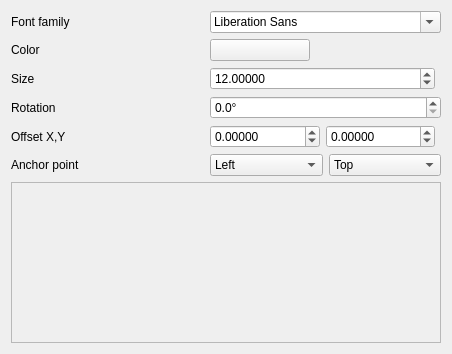
Old version of the form src/ui/symbollayer/widget_fontmarker.ui in the repository qgis/QGIS.
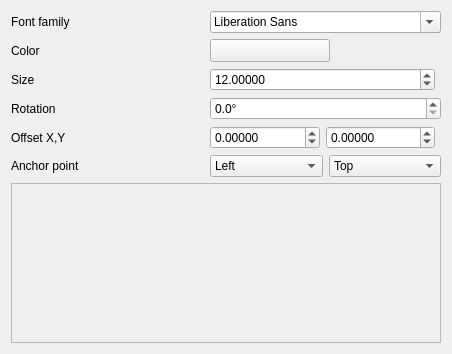
New version of the form. Custom widgets are drawn as their Qt base class.

Commit message: Flip all symbology color buttons to QgsColorButtonV2

What changed in the file:
```diff
--- a/src/ui/symbollayer/widget_fontmarker.ui
+++ b/src/ui/symbollayer/widget_fontmarker.ui
@@ -34,16 +34,16 @@
       </widget>
      </item>
      <item row="1" column="1">
-      <widget class="QgsColorButton" name="btnColor">
+      <widget class="QgsColorButtonV2" name="btnColor">
        <property name="minimumSize">
         <size>
-         <width>100</width>
+         <width>120</width>
          <height>0</height>
         </size>
        </property>
        <property name="maximumSize">
         <size>
-         <width>100</width>
+         <width>120</width>
          <height>16777215</height>
         </size>
        </property>
@@ -238,9 +238,9 @@
  </widget>
  <customwidgets>
   <customwidget>
-   <class>QgsColorButton</class>
-   <extends>QPushButton</extends>
-   <header>qgscolorbutton.h</header>
+   <class>QgsColorButtonV2</class>
+   <extends>QToolButton</extends>
+   <header>qgscolorbuttonv2.h</header>
   </customwidget>
   <customwidget>
    <class>QgsUnitSelectionWidget</class>
```
The commit also changes 12 other files.
